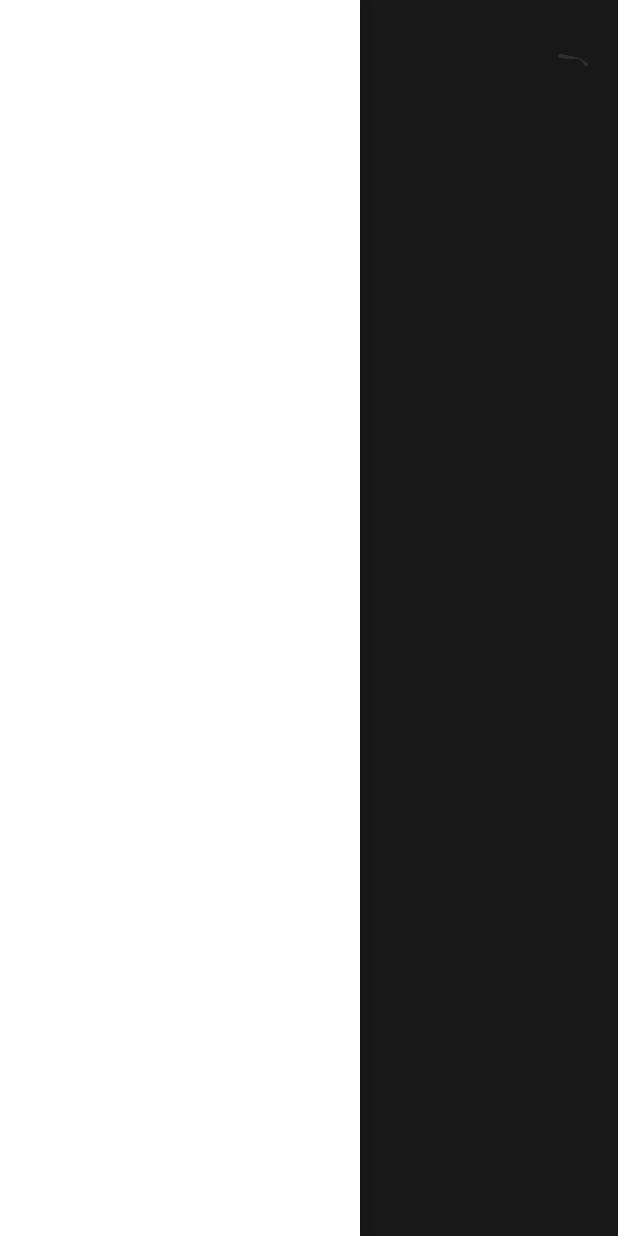
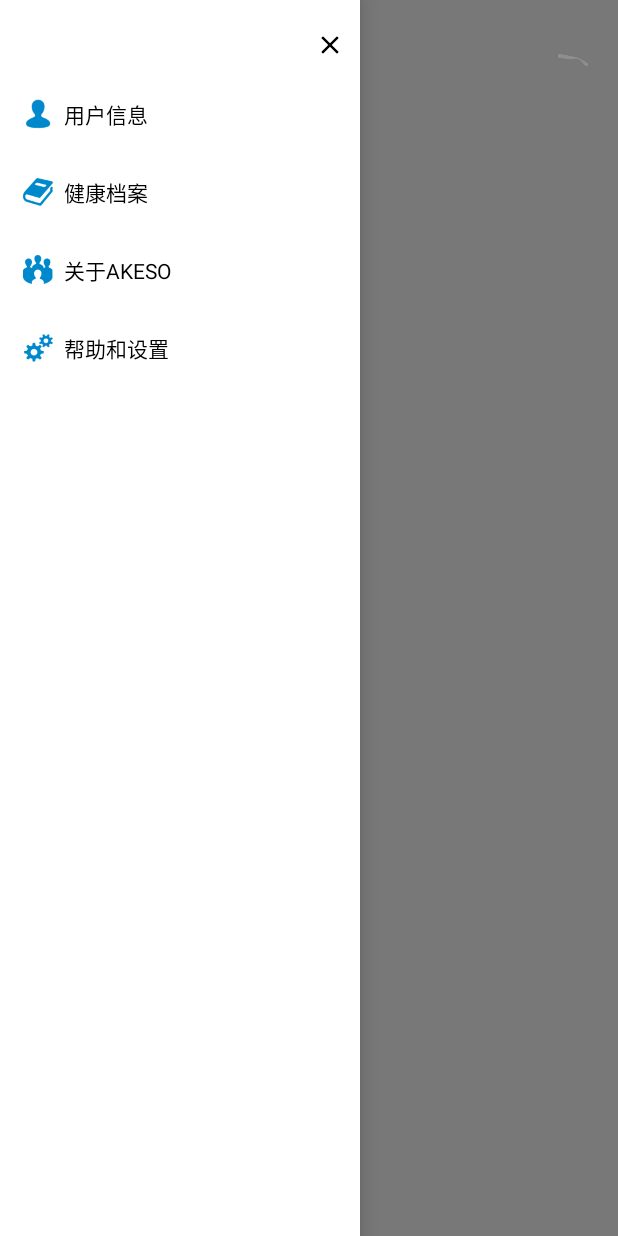
Before and after one commit to changfeifan/akeso2.0, an Android app: the DrawerActivity screen opened directly, with no data from a screen before it, with the side drawer open, on a phone screen of 412 x 824 dp. Run offline under Robolectric (Android 15) with nearby library versions, the phone set to English and light mode, and no system bars; libraries missing offline, so code that uses them is left out: com.github.florent37.materialviewpager; plain views replace MaterialViewPager; 6 statements that could not run were skipped.

Commit message:
调整 左侧drawer 弹出后效果

```diff
--- a/akeso2.0/app/src/main/AndroidManifest.xml
+++ b/akeso2.0/app/src/main/AndroidManifest.xml
@@ -20,6 +20,7 @@
         </activity>
 
         <activity android:name=".DrawerActivity"
+            android:theme="@style/Theme.AppCompat.Light.NoActionBar"
             />
     </application>
 
--- a/akeso2.0/app/src/main/java/com/akeso/akeso20/DrawerActivity.java
+++ b/akeso2.0/app/src/main/java/com/akeso/akeso20/DrawerActivity.java
@@ -50,7 +50,7 @@ public class DrawerActivity extends AppCompatActivity implements View.OnClickLis
         iv_mRightMenu = (ImageView) findViewById(R.id.id_right_openBtn);
 
         mDrawerLayout = (DrawerLayout) findViewById(R.id.main_drawer_layout);
-        mDrawerLayout.setScrimColor(0xaf000000);
+        mDrawerLayout.setScrimColor(0x4f000000);
 
         mViewPager = (MaterialViewPager) findViewById(R.id.materialViewPager);
 
@@ -159,17 +159,22 @@ public class DrawerActivity extends AppCompatActivity implements View.OnClickLis
         //左边菜单
 
         leftMenulayout = (RelativeLayout) findViewById(R.id.main_left_drawer_layout);
-        View view2 = getLayoutInflater().inflate(android.R.layout.simple_list_item_1, null);
-        TextView tv = (TextView) view2.findViewById(android.R.id.text1);
-        tv.setText("左边测试菜单");
+        View view2 = getLayoutInflater().inflate(R.layout.drawer_left, null);
+        view2.setLayoutParams(new RelativeLayout.LayoutParams(RelativeLayout.LayoutParams.MATCH_PARENT,RelativeLayout.LayoutParams.MATCH_PARENT));
         leftMenulayout.addView(view2);
-        tv.setOnClickListener(new View.OnClickListener() {
+        view2.findViewById(R.id.iv_close).setOnClickListener(new View.OnClickListener() {
             @Override
-            public void onClick(View arg0) {
-                // TODO Auto-generated method stub
-                Toast.makeText(DrawerActivity.this, "Left", Toast.LENGTH_SHORT).show();
+            public void onClick(View v) {
+
             }
         });
+//        tv.setOnClickListener(new View.OnClickListener() {
+//            @Override
+//            public void onClick(View arg0) {
+//                // TODO Auto-generated method stub
+//                Toast.makeText(DrawerActivity.this, "Left", Toast.LENGTH_SHORT).show();
+//            }
+//        });
     }
 
     public void initRightLayout() {
--- a/akeso2.0/app/src/main/res/layout/activity_drawer.xml
+++ b/akeso2.0/app/src/main/res/layout/activity_drawer.xml
@@ -67,7 +67,7 @@
         android:background="#FFF"
         android:focusable="true"
         android:focusableInTouchMode="true"
-        android:paddingTop="50dp"></RelativeLayout>
+        android:paddingTop="10dp"></RelativeLayout>
     <!-- 右侧滑动栏 -->
 
     <RelativeLayout
--- /dev/null
+++ b/akeso2.0/app/src/main/res/layout/drawer_left.xml
@@ -0,0 +1,93 @@
+<?xml version="1.0" encoding="utf-8"?>
+<LinearLayout xmlns:android="http://schemas.android.com/apk/res/android"
+    android:layout_width="240dp"
+    android:layout_height="match_parent"
+    android:orientation="vertical"
+    >
+
+    <ImageView
+        android:id="@+id/iv_close"
+        android:layout_width="40dp"
+        android:layout_height="40dp"
+        android:layout_gravity="right"
+        android:padding="10dp"
+        android:src="@drawable/ic_clear" />
+
+    <LinearLayout
+        android:layout_width="match_parent"
+        android:layout_height="wrap_content"
+        android:gravity="center_vertical"
+        android:padding="15dp">
+
+        <ImageView
+            android:layout_width="20dp"
+            android:layout_height="20dp"
+            android:src="@drawable/person" />
+
+        <TextView
+            android:layout_width="wrap_content"
+            android:layout_height="wrap_content"
+            android:layout_marginLeft="7dp"
+            android:text="用户信息"
+            android:textColor="@color/black" />
+    </LinearLayout>
+
+    <LinearLayout
+        android:layout_width="match_parent"
+        android:layout_height="wrap_content"
+        android:gravity="center_vertical"
+        android:padding="15dp">
+
+        <ImageView
+            android:layout_width="20dp"
+            android:layout_height="20dp"
+            android:src="@drawable/health_file" />
+
+        <TextView
+            android:layout_width="wrap_content"
+            android:layout_height="wrap_content"
+            android:layout_marginLeft="7dp"
+            android:text="健康档案"
+            android:textColor="@color/black" />
+    </LinearLayout>
+
+    <LinearLayout
+        android:layout_width="match_parent"
+        android:layout_height="wrap_content"
+        android:gravity="center_vertical"
+        android:padding="15dp">
+
+        <ImageView
+            android:layout_width="20dp"
+            android:layout_height="20dp"
+            android:src="@drawable/about" />
+
+        <TextView
+            android:layout_width="wrap_content"
+            android:layout_height="wrap_content"
+            android:layout_marginLeft="7dp"
+            android:text="关于AKESO"
+            android:textColor="@color/black" />
+    </LinearLayout>
+
+    <LinearLayout
+        android:layout_width="match_parent"
+        android:layout_height="wrap_content"
+        android:gravity="center_vertical"
+        android:padding="15dp">
+
+        <ImageView
+            android:layout_width="20dp"
+            android:layout_height="20dp"
+            android:src="@drawable/help_setting" />
+
+        <TextView
+            android:layout_width="wrap_content"
+            android:layout_height="wrap_content"
+            android:layout_marginLeft="7dp"
+            android:text="帮助和设置"
+            android:textColor="@color/black" />
+    </LinearLayout>
+
+
+</LinearLayout>
--- /dev/null
+++ b/akeso2.0/app/src/main/res/layout/drawer_right.xml
@@ -0,0 +1,6 @@
+<?xml version="1.0" encoding="utf-8"?>
+<LinearLayout xmlns:android="http://schemas.android.com/apk/res/android"
+    android:orientation="vertical" android:layout_width="match_parent"
+    android:layout_height="match_parent">
+
+</LinearLayout>
--- a/akeso2.0/app/src/main/res/layout/my_tabs.xml
+++ b/akeso2.0/app/src/main/res/layout/my_tabs.xml
@@ -13,4 +13,5 @@
     app:pstsShouldExpand="true"
     app:pstsTabPaddingLeftRight="10dp"
     tools:background="#A333"
+    app:pstsTabTextColor="@color/white"
     />
--- a/akeso2.0/app/src/main/res/values/colors.xml
+++ b/akeso2.0/app/src/main/res/values/colors.xml
@@ -8,4 +8,6 @@
     <color name="purple_light">#9c75be</color>
     <color name="green_light">#21b291</color>
     <color name="yellow_light">#ffc437</color>
+    <color name="black">#000</color>
+    <color name="white">#fff</color>
 </resources>
```
Also changed, not shown: akeso2.0/app/src/main/res/drawable/about.png (added), akeso2.0/app/src/main/res/drawable/health_file.png (added), akeso2.0/app/src/main/res/drawable/help_setting.png (added), akeso2.0/app/src/main/res/drawable/ic_clear.png (added), akeso2.0/app/src/main/res/drawable/person.png (added).
